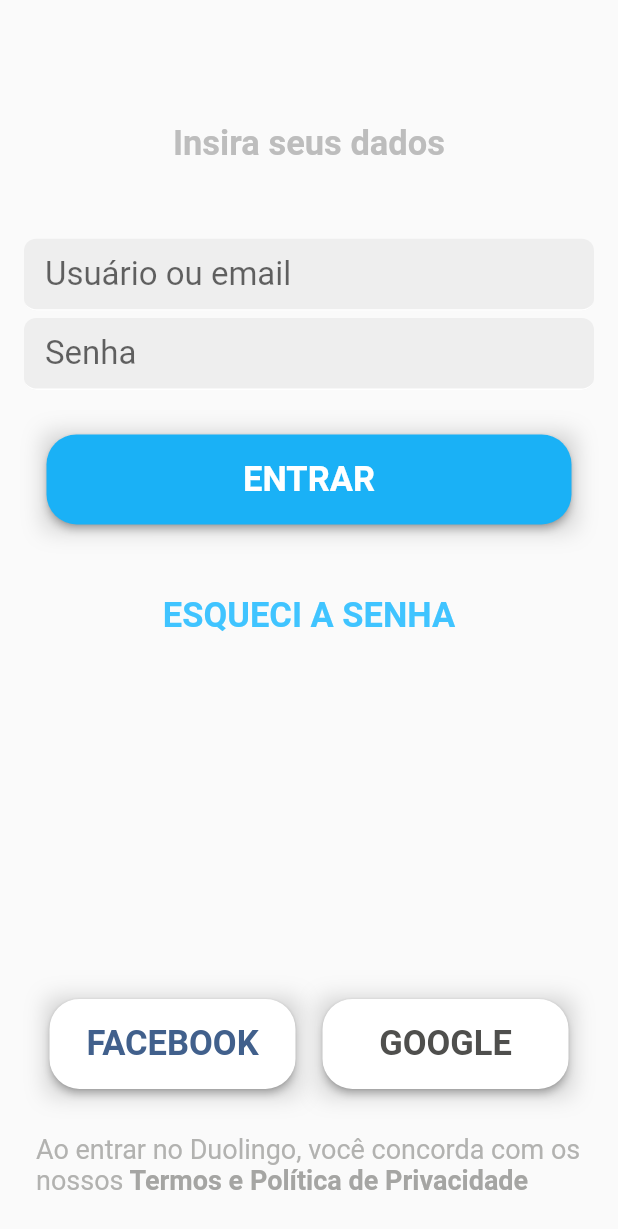
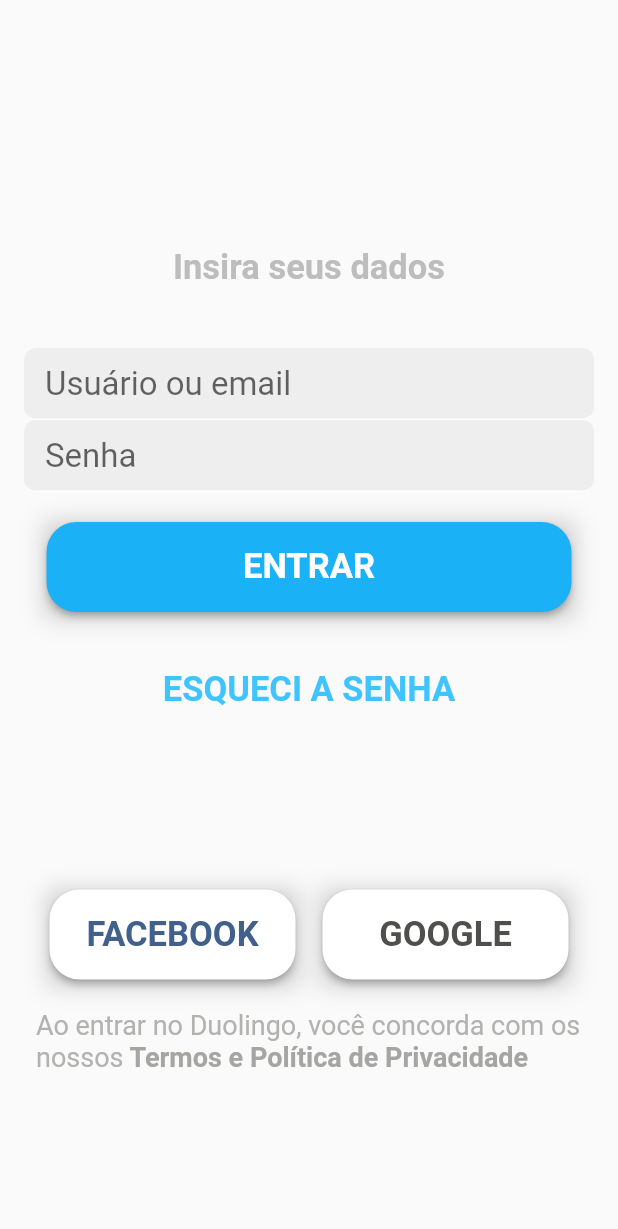
Before and after one commit to ollinmagno/duolingo-flutter, a Flutter app: the LoginApp screen opened directly, on a phone screen of 412 x 824 dp. Shown: the top 1229 px of the screen. Run offline on Flutter 3.47's test engine with Material 2 defaults, Android fonts, the phone set to English and light mode, and no system bars; missing offline and left inert: dart:ffi.

Commit message:
add SingleChildScrollView

```diff
--- a/lib/src/pages/login/login_app.dart
+++ b/lib/src/pages/login/login_app.dart
@@ -1,5 +1,4 @@
 import 'package:duolingo/src/pages/main_screen/home_screen.dart';
-import 'package:duolingo/src/widgets/login_text_field.dart';
 import 'package:duolingo/src/widgets/login_text_field.dart';
 import 'package:flutter/material.dart';
 
@@ -9,10 +8,9 @@ class LoginApp extends StatelessWidget {
 
   _body(context){
     return Center(
-      child: Container(
+      child: SingleChildScrollView(
         padding: const EdgeInsets.only(top: 80, left: 16.0, right: 16.0, bottom: 16.0),
           child: Column(
-            mainAxisAlignment: MainAxisAlignment.spaceAround,
             children: <Widget>[
               Text('Insira seus dados', style:
               TextStyle(color: Colors.grey.shade400, fontSize: 23, fontWeight: FontWeight.bold),),
@@ -27,9 +25,14 @@ class LoginApp extends StatelessWidget {
                 Navigator.push(context, MaterialPageRoute(builder: (context) => HomeScreen()));
               }),
               SizedBox(height: 38,),
-              Text('ESQUECI A SENHA', style:
-              TextStyle(color: Colors.lightBlueAccent, fontSize: 23, fontWeight: FontWeight.bold),),
-              Flexible(child: FractionallySizedBox(heightFactor: 0.8,),),
+
+              InkWell(
+                child: Text('ESQUECI A SENHA', style:
+                TextStyle(color: Colors.lightBlueAccent, fontSize: 23,
+                fontWeight: FontWeight.bold), ),
+                onTap: (){},
+              ),
+              SizedBox(height: 120),
               Row(
                 mainAxisAlignment: MainAxisAlignment.center,
                 children: <Widget>[
@@ -52,10 +55,10 @@ class LoginApp extends StatelessWidget {
                     fontWeight: FontWeight.bold)),
                     TextSpan(text: 'Política de Privacidade',
                     style: TextStyle(color: Color(0xFFa5a5a3), fontWeight: FontWeight.bold)),
-                  ],
+                    ],
+                  ),
                 ),
-),
-              )
+              ),
             ],
         ),
       ),
```
